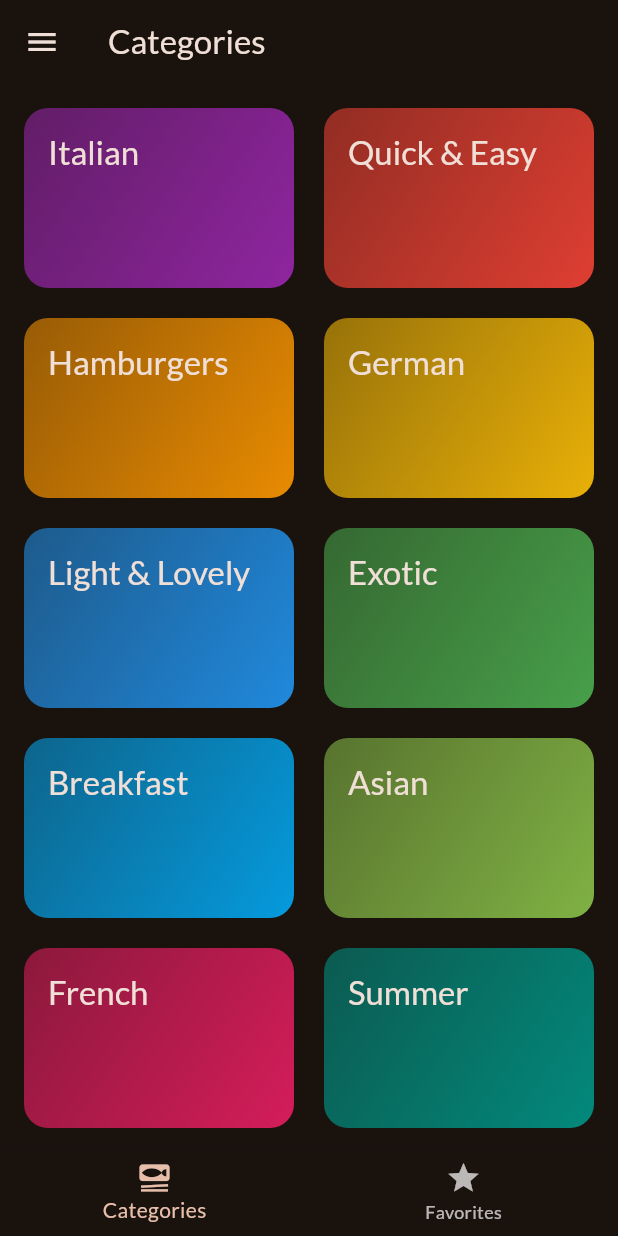
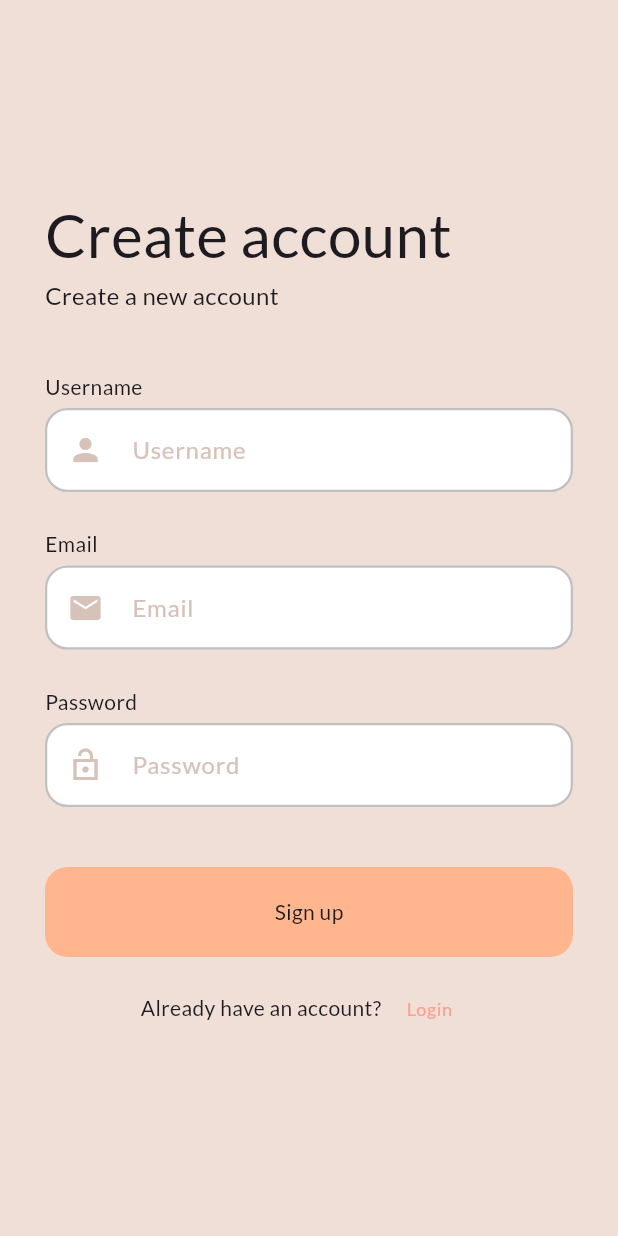
Before and after one commit to TeeWrath/Annapurna, a Flutter app: the screen it shows after launch, on a phone screen of 412 x 824 dp. Run offline on Flutter 3.47's test engine with Material 3 defaults, Android fonts, the light colour scheme and no system bars; our stand-ins replace firebase_auth, firebase_core, flutter_riverpod, google_fonts, transparent_image; accounts and stored records are empty.

Commit message:
feat: firebase, firebase auth, signup page, signup logic and some minor changes

```diff
--- a/lib/const.dart
+++ b/lib/const.dart
@@ -1,12 +1,14 @@
 import 'package:flutter/material.dart';
 import 'package:meals/screens/categories.dart';
 import 'package:meals/screens/filters.dart';
+import 'package:meals/screens/signup.dart';
 // import 'package:meals/screens/meal_detail.dart';
 // import 'package:meals/screens/meals.dart';
 import 'package:meals/screens/tabs.dart';
 
 class Routes {
-  static const String tabs = '/';
+  static const String signup = '/';
+  static const String tabs = '/tabs';
   static const String categories = '/categories';
   static const String filters = '/filters';
   static const String meals = '/meals';
@@ -16,9 +18,10 @@ class Routes {
 class RouteMap extends Routes {
   static Map<String, WidgetBuilder> get routes {
     return {
+      Routes.signup: (context) => const SignupScreen(),
       Routes.tabs: (context) => const TabsScreen(),
       Routes.categories: (context) => const CategoriesScreen(),
-      Routes.filters : (context )=> const FiltersScreen(),
+      Routes.filters: (context) => const FiltersScreen(),
       // Routes.meals : (context) => const MealsScreen(meal: meal),
       // Routes.mealDetails : (context) => const MealDetailScreen(meal: meal),
     };
--- a/lib/main.dart
+++ b/lib/main.dart
@@ -1,7 +1,9 @@
+import 'package:firebase_core/firebase_core.dart';
 import 'package:flutter/material.dart';
 import 'package:flutter_riverpod/flutter_riverpod.dart';
 import 'package:google_fonts/google_fonts.dart';
 import 'package:meals/const.dart';
+import 'firebase_options.dart';
 // import 'package:meals/screens/tabs.dart';
 
 final theme = ThemeData(
@@ -13,8 +15,9 @@ final theme = ThemeData(
   textTheme: GoogleFonts.latoTextTheme(),
 );
 
-void main() {
+void main() async {
   WidgetsFlutterBinding.ensureInitialized();
+  await Firebase.initializeApp(options: DefaultFirebaseOptions.currentPlatform);
   runApp(const ProviderScope(child: App()));
 }
 
@@ -26,7 +29,7 @@ class App extends StatelessWidget {
     return MaterialApp(
       debugShowCheckedModeBanner: false,
       theme: theme,
-      initialRoute: Routes.tabs,
+      initialRoute: Routes.signup,
       routes: RouteMap.routes,
       // home: const MealsScreen(title: 'something hai', meal: dummyMeals),
     );
--- /dev/null
+++ b/lib/providers/auth_controller.dart
@@ -0,0 +1,41 @@
+import 'package:firebase_auth/firebase_auth.dart';
+import 'package:flutter_riverpod/flutter_riverpod.dart';
+
+class AuthController extends StateNotifier<bool> {
+  AuthController() : super(false);
+  final FirebaseAuth auth = FirebaseAuth.instance;
+
+  void setLoading(bool load) {
+    state = load;
+  }
+
+  Future<String> signUp(
+      {required String userName,
+      required String email,
+      required String password}) async {
+    setLoading(true);
+    String res = 'some error occured';
+    try {
+      if (email.isNotEmpty || userName.isNotEmpty || password.isNotEmpty) {
+        await auth.createUserWithEmailAndPassword(
+            email: email, password: password);
+        res = 'signup successful';
+      }
+    } on FirebaseAuthException catch (err) {
+      if (err.code == 'invalid-email') {
+        res = 'The email is badly formatted.';
+      } else if (err.code == 'weak-password') {
+        res = 'The password should be at least 6 characters';
+      }
+    } catch (e) {
+      res = e.toString();
+    } finally {
+      setLoading(false);
+    }
+    return res;
+  }
+}
+
+final authProvider = StateNotifierProvider<AuthController, bool>((ref) {
+  return AuthController();
+});
--- a/lib/screens/meal_detail.dart
+++ b/lib/screens/meal_detail.dart
@@ -72,7 +72,7 @@ class MealDetailScreen extends ConsumerWidget {
                 Text(
                   ingredient,
                   style: Theme.of(context).textTheme.bodyMedium!.copyWith(
-                      color: Theme.of(context).colorScheme.onBackground),
+                      color: Theme.of(context).colorScheme.onSurface),
                 ),
               const SizedBox(
                 height: 14,
@@ -93,7 +93,7 @@ class MealDetailScreen extends ConsumerWidget {
                   child: Text(
                     step,
                     style: Theme.of(context).textTheme.bodyMedium!.copyWith(
-                          color: Theme.of(context).colorScheme.onBackground,
+                          color: Theme.of(context).colorScheme.onSurface,
                         ),
                     textAlign: TextAlign.center,
                   ),
--- /dev/null
+++ b/lib/screens/signup.dart
@@ -0,0 +1,218 @@
+import 'package:flutter/material.dart';
+import 'package:flutter_riverpod/flutter_riverpod.dart';
+import 'package:meals/const.dart';
+import 'package:meals/providers/auth_controller.dart';
+import 'package:meals/screens/tabs.dart';
+
+class SignupScreen extends ConsumerStatefulWidget {
+  const SignupScreen({super.key});
+
+  @override
+  ConsumerState<SignupScreen> createState() => _SignupScreenState();
+}
+
+class _SignupScreenState extends ConsumerState<SignupScreen> {
+  final TextEditingController userNameController = TextEditingController();
+  final TextEditingController emailController = TextEditingController();
+  final TextEditingController passwordController = TextEditingController();
+
+  @override
+  void dispose() {
+    super.dispose();
+    userNameController.dispose();
+    emailController.dispose();
+    passwordController.dispose();
+  }
+
+  void signUpUser() async {
+    final auth = ref.read(authProvider.notifier);
+
+    String res = await auth.signUp(
+        email: emailController.text,
+        password: passwordController.text,
+        userName: userNameController.text);
+
+    if (res != 'signup successful') {
+      ScaffoldMessenger.of(context).showSnackBar(SnackBar(content: Text(res)));
+      return;
+    }
+    Navigator.of(context).pushReplacement(
+        MaterialPageRoute(builder: (context) => const TabsScreen()));
+  }
+
+  @override
+  Widget build(BuildContext context) {
+    final isLoading = ref.watch(authProvider);
+    return Scaffold(
+      backgroundColor: Theme.of(context).colorScheme.onSurface,
+      appBar: AppBar(
+        backgroundColor: Colors.transparent,
+        toolbarHeight: 0,
+      ),
+      body: Padding(
+        padding: const EdgeInsets.all(30.0),
+        child: Align(
+          alignment: Alignment.center,
+          child: SingleChildScrollView(
+            child: Column(
+              mainAxisAlignment: MainAxisAlignment.center,
+              crossAxisAlignment: CrossAxisAlignment.start,
+              children: [
+                // Heading
+                const Text(
+                  'Create account',
+                  style: TextStyle(fontSize: 40),
+                ),
+
+                // Sub-Heading
+                const Text(
+                  'Create a new account',
+                  style: TextStyle(fontSize: 16),
+                ),
+                const SizedBox(height: 40),
+
+                // Username Text-box
+                const Text('Username'),
+                const SizedBox(height: 4),
+                TextField(
+                  controller: userNameController,
+                  decoration: const InputDecoration(
+                    prefixIcon: Padding(
+                      padding: EdgeInsets.all(15.0),
+                      child: Icon(Icons.person),
+                    ),
+                    hintText: 'Username',
+                    filled: true,
+                    fillColor: Colors.white,
+                    enabledBorder: OutlineInputBorder(
+                      borderRadius: BorderRadius.all(Radius.circular(15)),
+                      borderSide: BorderSide(
+                          color: Color.fromARGB(63, 0, 0, 0), width: 1.5),
+                    ),
+                    focusedBorder: OutlineInputBorder(
+                      borderRadius: BorderRadius.all(Radius.circular(15)),
+                      borderSide: BorderSide(
+                          color: Color.fromARGB(63, 0, 0, 0), width: 1.5),
+                    ),
+                  ),
+                ),
+                const SizedBox(height: 25),
+
+                // Email text-box
+                const Text('Email'),
+                const SizedBox(height: 4),
+                TextField(
+                  controller: emailController,
+                  decoration: const InputDecoration(
+                    prefixIcon: Padding(
+                      padding: EdgeInsets.all(15.0),
+                      child: Icon(Icons.mail),
+                    ),
+                    hintText: 'Email',
+                    filled: true,
+                    fillColor: Colors.white,
+                    enabledBorder: OutlineInputBorder(
+                      borderRadius: BorderRadius.all(Radius.circular(15)),
+                      borderSide: BorderSide(
+                          color: Color.fromARGB(63, 0, 0, 0), width: 1.5),
+                    ),
+                    focusedBorder: OutlineInputBorder(
+                      borderRadius: BorderRadius.all(Radius.circular(15)),
+                      borderSide: BorderSide(
+                          color: Color.fromARGB(63, 0, 0, 0), width: 1.5),
+                    ),
+                  ),
+                ),
+                const SizedBox(height: 25),
+
+                // Password text-box
+                const Text('Password'),
+                const SizedBox(height: 4),
+                TextField(
+                  controller: passwordController,
+                  obscureText: true,
+                  decoration: const InputDecoration(
+                    prefixIcon: Padding(
+                      padding: EdgeInsets.all(15.0),
+                      child: Icon(Icons.lock_open_sharp),
+                    ),
+                    hintText: 'Password',
+                    filled: true,
+                    fillColor: Colors.white,
+                    enabledBorder: OutlineInputBorder(
+                      borderRadius: BorderRadius.all(Radius.circular(15)),
+                      borderSide: BorderSide(
+                          color: Color.fromARGB(63, 0, 0, 0), width: 1.5),
+                    ),
+                    focusedBorder: OutlineInputBorder(
+                      borderRadius: BorderRadius.all(Radius.circular(15)),
+                      borderSide: BorderSide(
+                          color: Color.fromARGB(63, 0, 0, 0), width: 1.5),
+                    ),
+                  ),
+                ),
+                const SizedBox(height: 40),
+
+                // Signup Button
+                SizedBox(
+                  width: double.infinity,
+                  child: InkWell(
+                    onTap: signUpUser,
+                    focusColor: Theme.of(context).colorScheme.primary,
+                    highlightColor: Theme.of(context).colorScheme.primary,
+                    customBorder: RoundedRectangleBorder(
+                      borderRadius: BorderRadius.circular(15),
+                    ),
+                    child: isLoading
+                        ? const Center(
+                            child: CircularProgressIndicator(),
+                          )
+                        : Container(
+                            width: double.infinity,
+                            height: 60,
+                            decoration: BoxDecoration(
+                                color: Theme.of(context).colorScheme.primary,
+                                borderRadius: BorderRadius.circular(15)),
+                            child: const Center(
+                              child: Text('Sign up'),
+                            ),
+                          ),
+                  ),
+                ),
+                const SizedBox(
+                  height: 10,
+                ),
+                Center(
+                  child: Row(
+                    mainAxisAlignment: MainAxisAlignment.center,
+                    children: [
+                      const Text(
+                        'Already have an account?',
+                      ),
+                      ElevatedButton(
+                          onPressed: () {},
+                          style: ElevatedButton.styleFrom(
+                              backgroundColor: Colors.transparent,
+                              padding: const EdgeInsets.all(0),
+                              shadowColor: Colors.transparent),
+                          child: Text('Login',
+                              style: Theme.of(context)
+                                  .textTheme
+                                  .bodySmall!
+                                  .copyWith(
+                                    color: Theme.of(context)
+                                        .colorScheme
+                                        .primary
+                                        .withGreen(160),
+                                  )))
+                    ],
+                  ),
+                ),
+              ],
+            ),
+          ),
+        ),
+      ),
+    );
+  }
+}
--- a/pubspec.yaml
+++ b/pubspec.yaml
@@ -35,9 +35,10 @@ dependencies:
   # The following adds the Cupertino Icons font to your application.
   # Use with the CupertinoIcons class for iOS style icons.
   cupertino_icons: ^1.0.2
-  google_fonts: ^4.0.3
+  google_fonts: ^6.2.1
   transparent_image: ^2.0.1
   flutter_riverpod: ^2.3.2
+  firebase_auth: ^4.16.0
 
 dev_dependencies:
   flutter_test:
@@ -48,7 +49,7 @@ dev_dependencies:
   # activated in the `analysis_options.yaml` file located at the root of your
   # package. See that file for information about deactivating specific lint
   # rules and activating additional ones.
-  flutter_lints: ^2.0.0
+  flutter_lints: ^4.0.0
 
 # For information on the generic Dart part of this file, see the
 # following page: https://dart.dev/tools/pub/pubspec
```
Also changed, not shown: firebase.json (added), lib/firebase_options.dart (added), pubspec.lock, 6 other files.
